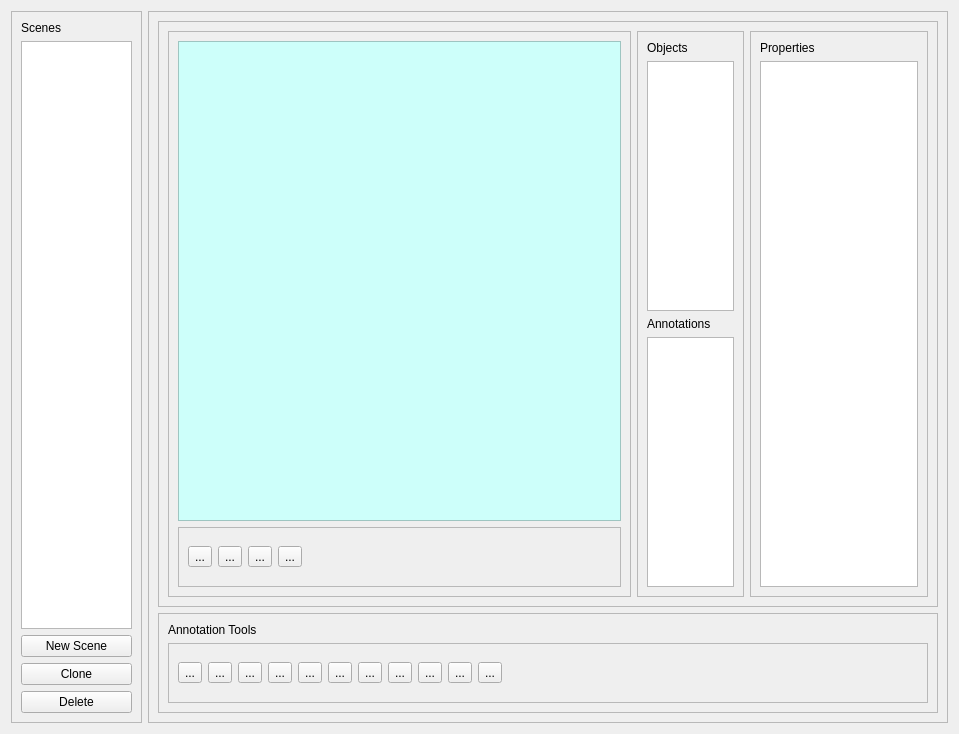
Qt form isar/ui/scene_definition.ui (zardosht/isar) before a commit.
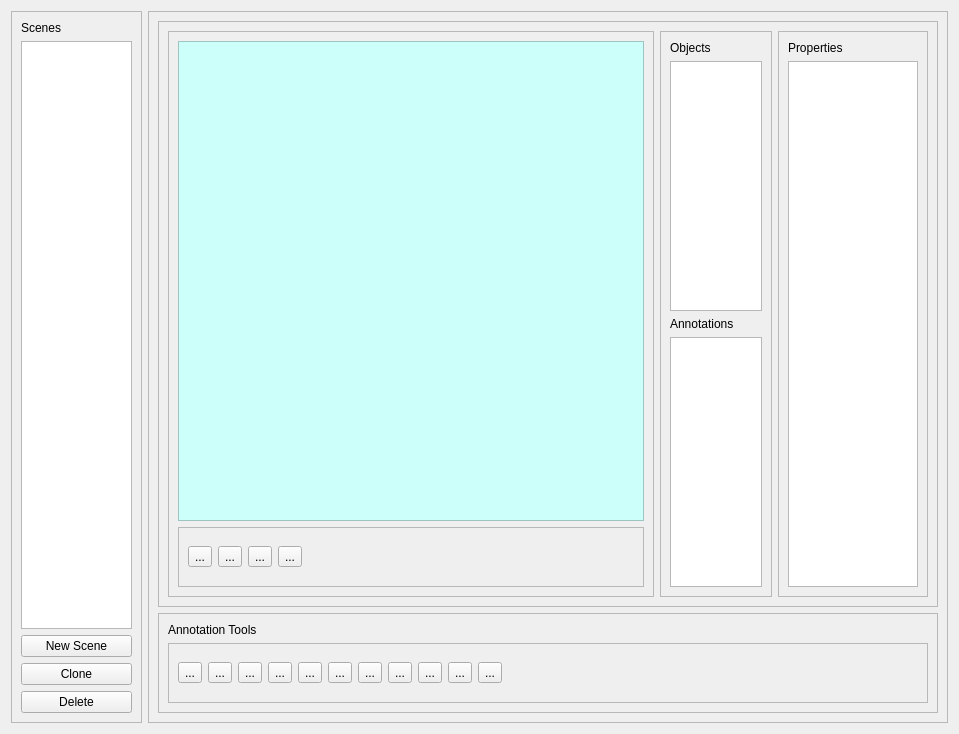
The same form after that commit. Icons and pictures are not drawn.

Commit message: - changed the size of properties view - added a todo (promiss to Bernd)

The edit to the form file:
```diff
--- a/isar/ui/scene_definition.ui
+++ b/isar/ui/scene_definition.ui
@@ -280,7 +280,7 @@
           <widget class="QFrame" name="properties_view_frame">
            <property name="sizePolicy">
             <sizepolicy hsizetype="Preferred" vsizetype="Preferred">
-             <horstretch>25</horstretch>
+             <horstretch>20</horstretch>
              <verstretch>0</verstretch>
             </sizepolicy>
            </property>
```
The commit also changes 1 other file.
